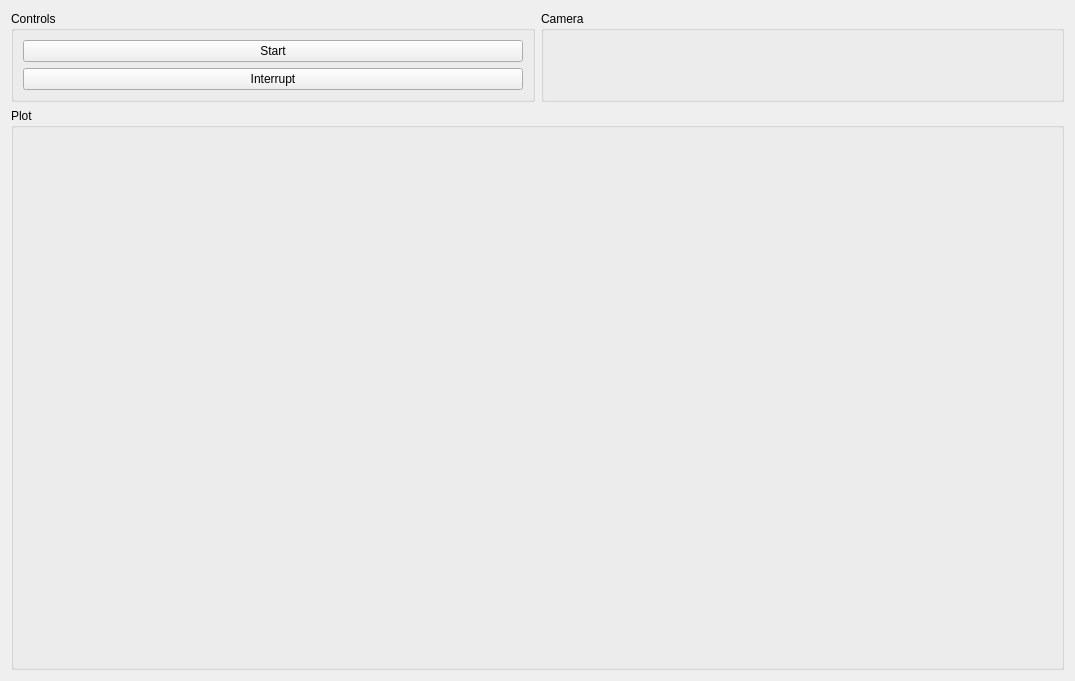
First picture: the form in AntCamMS/ant_watch_plot.ui, repository fullerene12/AntCam, before the edit.
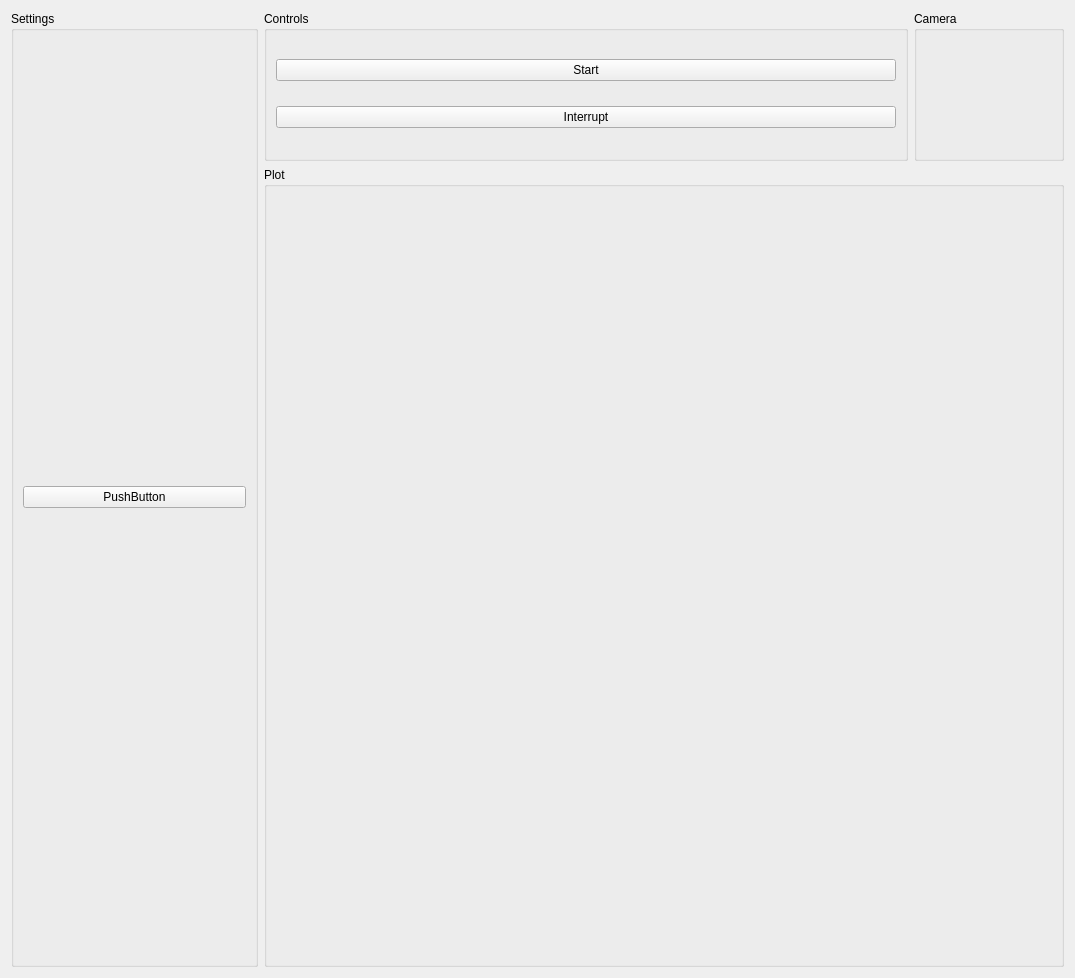
Second picture: the form after the edit.

```diff
--- a/AntCamMS/ant_watch_plot.ui
+++ b/AntCamMS/ant_watch_plot.ui
@@ -20,10 +20,74 @@
    <string notr="true"/>
   </property>
   <layout class="QGridLayout" name="gridLayout_2" rowstretch="0,0,0">
-   <item row="0" column="0">
+   <item row="0" column="2">
+    <widget class="QGroupBox" name="track_cam_groupBox">
+     <property name="sizePolicy">
+      <sizepolicy hsizetype="Fixed" vsizetype="Fixed">
+       <horstretch>0</horstretch>
+       <verstretch>0</verstretch>
+      </sizepolicy>
+     </property>
+     <property name="minimumSize">
+      <size>
+       <width>150</width>
+       <height>150</height>
+      </size>
+     </property>
+     <property name="maximumSize">
+      <size>
+       <width>150</width>
+       <height>150</height>
+      </size>
+     </property>
+     <property name="baseSize">
+      <size>
+       <width>0</width>
+       <height>0</height>
+      </size>
+     </property>
+     <property name="styleSheet">
+      <string notr="true"/>
+     </property>
+     <property name="title">
+      <string>Camera</string>
+     </property>
+     <layout class="QVBoxLayout" name="verticalLayout_2"/>
+    </widget>
+   </item>
+   <item row="1" column="1" rowspan="2" colspan="2">
+    <widget class="QGroupBox" name="wide_cam_groupBox">
+     <property name="sizePolicy">
+      <sizepolicy hsizetype="Fixed" vsizetype="Fixed">
+       <horstretch>0</horstretch>
+       <verstretch>0</verstretch>
+      </sizepolicy>
+     </property>
+     <property name="minimumSize">
+      <size>
+       <width>800</width>
+       <height>800</height>
+      </size>
+     </property>
+     <property name="maximumSize">
+      <size>
+       <width>800</width>
+       <height>800</height>
+      </size>
+     </property>
+     <property name="styleSheet">
+      <string notr="true"/>
+     </property>
+     <property name="title">
+      <string>Plot</string>
+     </property>
+     <layout class="QVBoxLayout" name="verticalLayout_3"/>
+    </widget>
+   </item>
+   <item row="0" column="1">
     <widget class="QGroupBox" name="controls_groupBox">
      <property name="sizePolicy">
-      <sizepolicy hsizetype="Preferred" vsizetype="Maximum">
+      <sizepolicy hsizetype="Minimum" vsizetype="Preferred">
        <horstretch>0</horstretch>
        <verstretch>0</verstretch>
       </sizepolicy>
@@ -58,44 +122,29 @@
      </layout>
     </widget>
    </item>
-   <item row="1" column="0" rowspan="2" colspan="2">
-    <widget class="QGroupBox" name="track_cam_groupBox">
+   <item row="0" column="0" rowspan="3">
+    <widget class="QGroupBox" name="settings_groupBox">
      <property name="sizePolicy">
-      <sizepolicy hsizetype="Preferred" vsizetype="Expanding">
+      <sizepolicy hsizetype="Minimum" vsizetype="Preferred">
        <horstretch>0</horstretch>
        <verstretch>0</verstretch>
       </sizepolicy>
      </property>
-     <property name="minimumSize">
-      <size>
-       <width>0</width>
-       <height>0</height>
-      </size>
-     </property>
      <property name="styleSheet">
       <string notr="true"/>
      </property>
      <property name="title">
-      <string>Plot</string>
+      <string>Settings</string>
      </property>
-     <layout class="QVBoxLayout" name="verticalLayout_3"/>
-    </widget>
-   </item>
-   <item row="0" column="1">
-    <widget class="QGroupBox" name="wide_cam_groupBox">
-     <property name="minimumSize">
-      <size>
-       <width>0</width>
-       <height>0</height>
-      </size>
-     </property>
-     <property name="styleSheet">
-      <string notr="true"/>
-     </property>
-     <property name="title">
-      <string>Camera</string>
-     </property>
-     <layout class="QVBoxLayout" name="verticalLayout_2"/>
+     <layout class="QGridLayout" name="gridLayout_3">
+      <item row="0" column="0">
+       <widget class="QPushButton" name="pushButton">
+        <property name="text">
+         <string>PushButton</string>
+        </property>
+       </widget>
+      </item>
+     </layout>
     </widget>
    </item>
   </layout>
```
